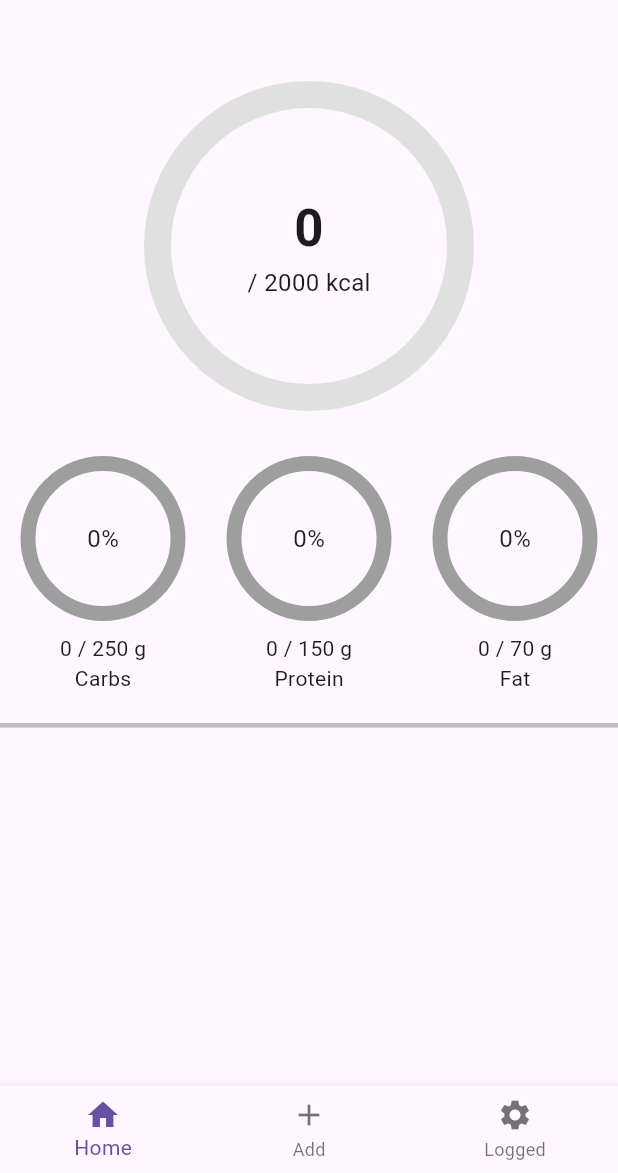
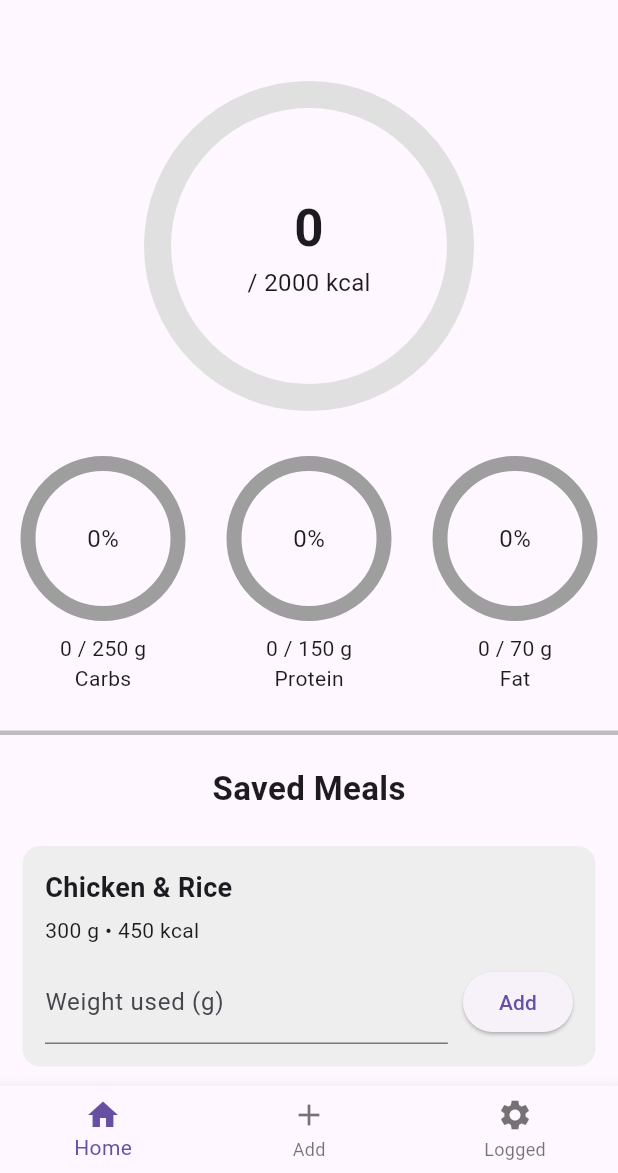
Before and after one commit to RD-Dundee/FitnessFriend, a Flutter app: the screen it shows after launch, on a phone screen of 412 x 824 dp, the part 63-1236 px from its top. Run offline on Flutter 3.47's test engine with Material 3 defaults, Android fonts, the phone set to English and light mode, and no system bars; drawn by our look-alikes of percent_indicator; our stand-ins replace sqflite; accounts and stored records are empty.

Commit message:
Added the meals tabs on home page and settings page.

```diff
--- a/fitness_friend/lib/screens/home.dart
+++ b/fitness_friend/lib/screens/home.dart
@@ -2,6 +2,7 @@ import 'package:flutter/material.dart';
 import '../navigation/appHeader.dart';
 import 'package:percent_indicator/percent_indicator.dart';
 import '../tables/database.dart';
+import 'package:sqflite/sqflite.dart';
 
 class homeScreen extends StatefulWidget {
   const homeScreen({super.key});
@@ -15,15 +16,20 @@ class homeScreenState extends State<homeScreen> {
   int carbs = 0;
   int protein = 0;
   int fat = 0;
-  int calorieGoal = 1;
-  int carbGoal = 1;
-  int proteinGoal = 1;
-  int fatGoal = 1;
+  int calorieGoal = 0;
+  int carbGoal = 0;
+  int proteinGoal = 0;
+  int fatGoal = 0;
+
+  List<Map<String, dynamic>> savedMeals = [];
+  final weightCtrl = TextEditingController();
 
   @override
   void initState() {
     super.initState();
     loadProgress();
+    loadSavedMeals();
+    insertExampleMeal();
   }
 
   Future<void> loadProgress() async {
@@ -31,16 +37,68 @@ class homeScreenState extends State<homeScreen> {
     final goals = await AppDatabase().getGoals();
 
     setState(() {
-      calories = totals["calories"] as int;
-      carbs = totals["carbs"] as int;
-      protein = totals["protein"] as int;
-      fat = totals["fat"] as int;
+      calories = totals["calories"];
+      carbs = totals["carbs"];
+      protein = totals["protein"];
+      fat = totals["fat"];
 
-      calorieGoal = goals["calorieGoal"] as int;
-      carbGoal = goals["carbGoal"] as int;
-      proteinGoal = goals["proteinGoal"] as int;
-      fatGoal = goals["fatGoal"] as int;
+      calorieGoal = goals["calorieGoal"];
+      carbGoal = goals["carbGoal"];
+      proteinGoal = goals["proteinGoal"];
+      fatGoal = goals["fatGoal"];
     });
+  }
+
+  Future<void> loadSavedMeals() async {
+    final db = await AppDatabase.getDatabase();
+    final result = await db.query("savedMeals", orderBy: "created_at DESC");
+    setState(() => savedMeals = result);
+  }
+
+  Future<void> insertExampleMeal() async {
+    final db = await AppDatabase.getDatabase();
+    final count = Sqflite.firstIntValue(
+        await db.rawQuery("SELECT COUNT(*) FROM savedMeals"));
+
+    if (count == 0) {
+      await db.insert("savedMeals", {
+        "name": "Chicken & Rice",
+        "totalWeight": 300,
+        "calories": 450,
+        "protein": 40,
+        "carbs": 55,
+        "fat": 8,
+        "created_at": DateTime.now().millisecondsSinceEpoch
+      });
+      await loadSavedMeals();
+    }
+  }
+
+  Future<void> logPortion(Map<String, dynamic> meal) async {
+    final enteredWeight = int.tryParse(weightCtrl.text) ?? 0;
+    if (enteredWeight == 0) return;
+
+    final scale = enteredWeight / (meal["totalWeight"] ?? 1);
+
+    final now = DateTime.now();
+    final date =
+        "${now.year}-${now.month.toString().padLeft(2, '0')}-${now.day.toString().padLeft(2, '0')}";
+
+    final db = await AppDatabase.getDatabase();
+    await db.insert("loggedMeals", {
+      "savedMealId": meal["id"],
+      "name": meal["name"],
+      "calories": (meal["calories"] * scale).round(),
+      "protein": (meal["protein"] * scale).round(),
+      "carbs": (meal["carbs"] * scale).round(),
+      "fat": (meal["fat"] * scale).round(),
+      "weight": enteredWeight,
+      "timestamp": now.millisecondsSinceEpoch,
+      "date": date
+    });
+
+    weightCtrl.clear();
+    await loadProgress();
   }
 
   @override
@@ -49,30 +107,27 @@ class homeScreenState extends State<homeScreen> {
       appBar: appHeader(),
       body: SingleChildScrollView(
         child: Column(
-          crossAxisAlignment: CrossAxisAlignment.center,
           children: [
-
             const SizedBox(height: 40),
 
             Center(
               child: CircularPercentIndicator(
                 radius: 110,
                 lineWidth: 18,
-              percent: calorieGoal > 0 ? (calories / calorieGoal).clamp(0.0, 1.0) : 0.0,
+                percent: calorieGoal == 0
+                    ? 0
+                    : (calories / calorieGoal).clamp(0.0, 1.0),
                 animation: true,
                 circularStrokeCap: CircularStrokeCap.round,
                 progressColor: Colors.orange,
                 backgroundColor: Colors.grey.shade300,
                 center: Column(
                   mainAxisAlignment: MainAxisAlignment.center,
-                mainAxisSize: MainAxisSize.min,
                   children: [
                     Text(
                       "$calories",
                       style: const TextStyle(
-                      fontSize: 34,
-                      fontWeight: FontWeight.bold,
-                    ),
+                          fontSize: 34, fontWeight: FontWeight.bold),
                     ),
                     Text(
                       "/ $calorieGoal kcal",
@@ -88,84 +143,90 @@ class homeScreenState extends State<homeScreen> {
             Row(
               mainAxisAlignment: MainAxisAlignment.spaceAround,
               children: [
-              Column(
-                children: [
-                  CircularPercentIndicator(
-                    radius: 55,
-                    lineWidth: 10,
-                    percent: carbGoal > 0 ? (carbs / carbGoal).clamp(0.0, 1.0) : 0.0,
-                    animation: true,
-                    circularStrokeCap: CircularStrokeCap.butt,
-                    progressColor: Colors.blue,
-                    backgroundColor: Colors.grey,
-                    center: Text(
-                      carbGoal > 0 ? "${((carbs / carbGoal) * 100).round()}%" : "0%",
-                      style: const TextStyle(fontSize: 16),
-                    ),
-                  ),
-                  const SizedBox(height: 8),
-                  Text("$carbs / $carbGoal g"),
-                  const Text("Carbs"),
+                macroWheel(carbs, carbGoal, "Carbs"),
+                macroWheel(protein, proteinGoal, "Protein"),
+                macroWheel(fat, fatGoal, "Fat"),
               ],
             ),
 
-              Column(
-                children: [
-                  CircularPercentIndicator(
-                    radius: 55,
-                    lineWidth: 10,
-                    percent: proteinGoal > 0 ? (protein / proteinGoal).clamp(0.0, 1.0) : 0.0,
-                    animation: true,
-                    circularStrokeCap: CircularStrokeCap.butt,
-                    progressColor: Colors.red,
-                    backgroundColor: Colors.grey,
-                    center: Text(
-                      proteinGoal > 0 ? "${((protein / proteinGoal) * 100).round()}%" : "0%",
-                      style: const TextStyle(fontSize: 16),
-                    ),
-                  ),
-                  const SizedBox(height: 8),
-                  Text("$protein / $proteinGoal g"),
-                  const Text("Protein"),
-                ],
+            const SizedBox(height: 25),
+            Container(height: 3, width: double.infinity, color: Colors.grey.shade400),
+            const SizedBox(height: 20),
+
+            const Text(
+              "Saved Meals",
+              style: TextStyle(fontSize: 22, fontWeight: FontWeight.bold),
             ),
 
-              Column(
-                children: [
-                  CircularPercentIndicator(
-                    radius: 55,
-                    lineWidth: 10,
-                    percent: fatGoal > 0 ? (fat / fatGoal).clamp(0.0, 1.0) : 0.0,
-                    animation: true,
-                    circularStrokeCap: CircularStrokeCap.butt,
-                    progressColor: Colors.purple,
-                    backgroundColor: Colors.grey,
-                    center: Text(
-                      fatGoal > 0 ? "${((fat / fatGoal) * 100).round()}%" : "0%",
-                      style: const TextStyle(fontSize: 16),
-                    ),
-                  ),
-                  const SizedBox(height: 8),
-                  Text("$fat / $fatGoal g"),
-                  const Text("Fat"),
-                ],
-              ),
-            ],
-          ),
+            const SizedBox(height: 15),
 
-          const SizedBox(height: 20),
+            for (final meal in savedMeals) buildSavedMealCard(meal),
 
-          Container(
-            height: 3,
-            width: double.infinity,
-            color: Colors.grey.shade400,
-          ),
-
-          const SizedBox(height: 20),
-
+            const SizedBox(height: 40),
           ],
         ),
       ),
     );
   }
+
+  Widget macroWheel(int value, int goal, String label) {
+    return Column(
+      children: [
+        CircularPercentIndicator(
+          radius: 55,
+          lineWidth: 10,
+          percent: goal == 0 ? 0 : (value / goal).clamp(0.0, 1.0),
+          animation: true,
+          progressColor: Colors.blue,
+          backgroundColor: Colors.grey,
+          center: Text(
+            "${goal == 0 ? 0 : ((value / goal) * 100).round()}%",
+            style: const TextStyle(fontSize: 16),
+          ),
+        ),
+        const SizedBox(height: 8),
+        Text("$value / $goal g"),
+        Text(label),
+      ],
+    );
   }
+
+  Widget buildSavedMealCard(Map<String, dynamic> meal) {
+    return Container(
+      margin: const EdgeInsets.symmetric(vertical: 8, horizontal: 15),
+      padding: const EdgeInsets.all(15),
+      decoration: BoxDecoration(
+          borderRadius: BorderRadius.circular(12), color: Colors.grey.shade200),
+      child: Column(
+        crossAxisAlignment: CrossAxisAlignment.start,
+        children: [
+          Text(meal["name"],
+              style:
+                  const TextStyle(fontSize: 18, fontWeight: FontWeight.w600)),
+          const SizedBox(height: 5),
+          Text("${meal["totalWeight"]} g • ${meal["calories"]} kcal"),
+
+          const SizedBox(height: 10),
+
+          Row(
+            children: [
+              Expanded(
+                child: TextField(
+                  controller: weightCtrl,
+                  decoration:
+                      const InputDecoration(labelText: "Weight used (g)"),
+                  keyboardType: TextInputType.number,
+                ),
+              ),
+              const SizedBox(width: 10),
+              ElevatedButton(
+                onPressed: () => logPortion(meal),
+                child: const Text("Add"),
+              ),
+            ],
+          )
+        ],
+      ),
+    );
+  }
+}
--- a/fitness_friend/lib/screens/loggedMeals.dart
+++ b/fitness_friend/lib/screens/loggedMeals.dart
@@ -22,7 +22,7 @@ class _loggedMealsState extends State<loggedMeals> {
   void generateHours() {
     hours = List.generate(
       24,
-      (i) => i.toString().padLeft(2, '0') + ":00",
+      (i) => "${i.toString().padLeft(2, '0')}:00",
     );
   }
 
@@ -48,7 +48,7 @@ class _loggedMealsState extends State<loggedMeals> {
         (rawTs is int) ? rawTs : int.tryParse(rawTs.toString()) ?? 0
       );
       //this part
-      final hourKey = ts.hour.toString().padLeft(2, '0') + ":00";
+      final hourKey = "${ts.hour.toString().padLeft(2, '0')}:00";
 
       grouped.putIfAbsent(hourKey, () => []);
       grouped[hourKey]!.add(meal);
```
Also changed, not shown: fitness_friend/lib/screens/settings.dart (+81 -7 lines), fitness_friend/lib/tables/database.dart (+9 -0 lines), fitness_friend/pubspec.lock. Lines whose indentation alone changed are shown as unchanged.
